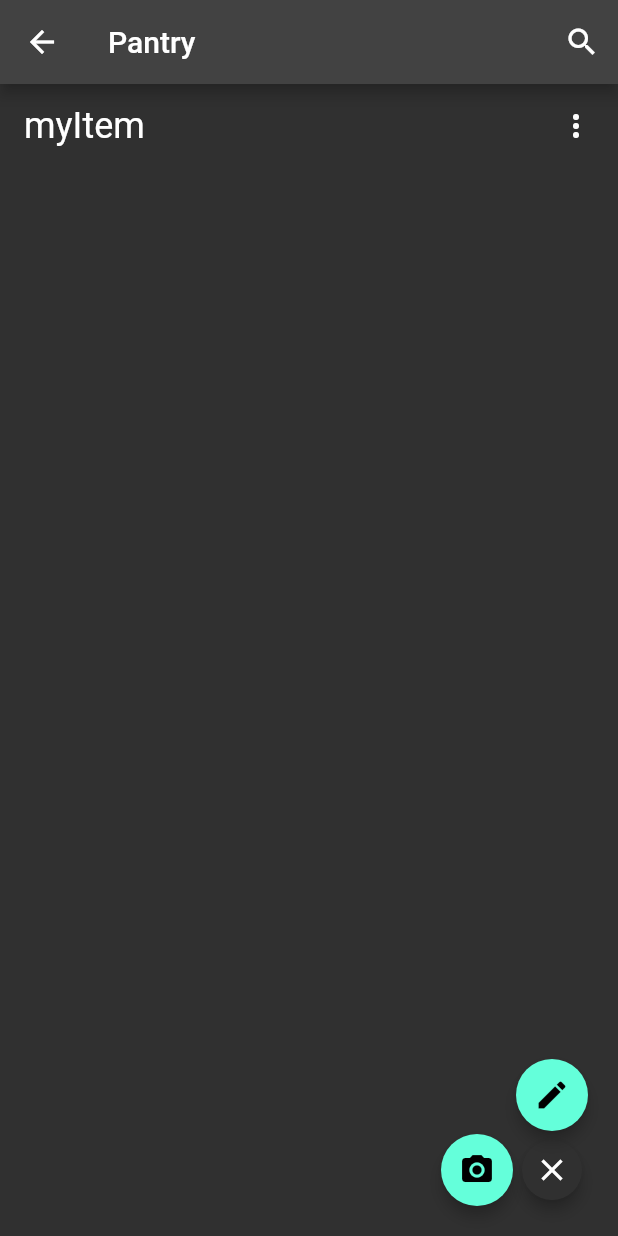
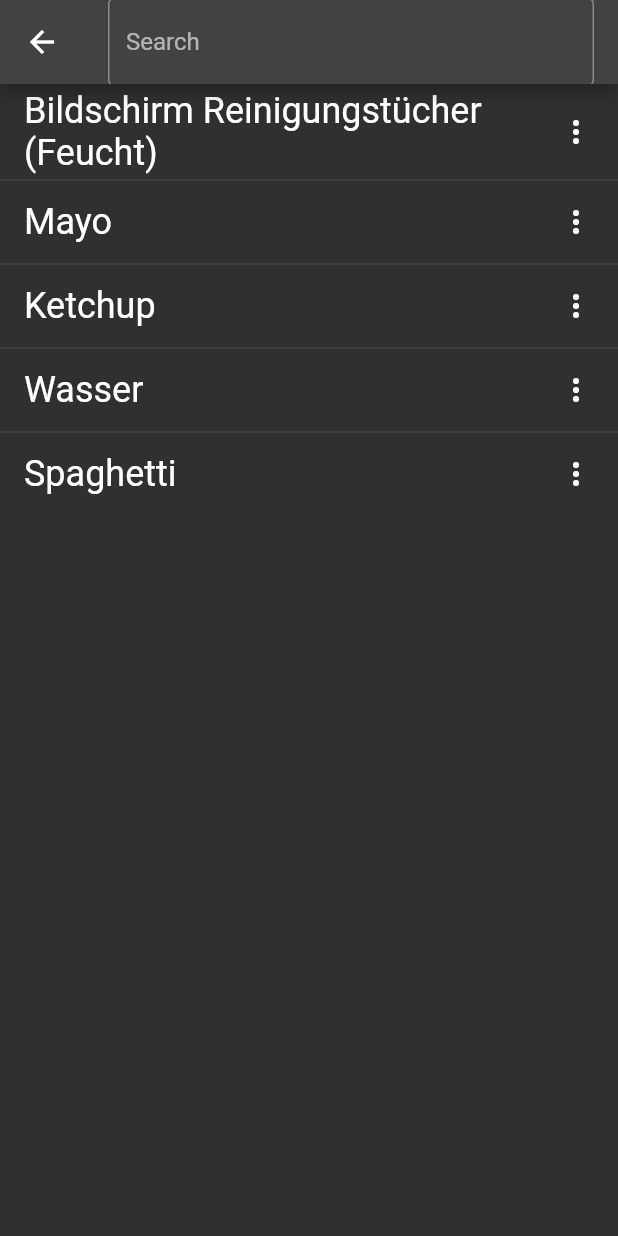
Before and after one commit to inoventory-org/inoventory-app, a Flutter app: the InventoryListDetailWidget screen opened directly with sample values from the repository, after a tap on the "close" icon, after a tap on the "camera alt" icon, on a phone screen of 412 x 824 dp. Run offline on Flutter 3.47's test engine with Material 2 defaults, Android fonts, the phone set to English and light mode, and no system bars; missing offline and left inert: flutter_barcode_scanner.

Commit message:
add product search initial support

```diff
--- /dev/null
+++ b/lib/models/product.dart
@@ -0,0 +1,13 @@
+enum ProductSource { API, USER }
+
+class Product {
+  final String id;
+  final String categoryId;
+  final String name;
+  final String EAN;
+  final ProductSource source;
+  final String? imageUrl;
+
+  Product(this.id, this.categoryId, this.name, this.EAN,
+      {this.imageUrl, this.source = ProductSource.USER});
+}
--- a/lib/services/barcode_scanner.dart
+++ b/lib/services/barcode_scanner.dart
@@ -2,14 +2,16 @@ import 'package:flutter/services.dart';
 import 'package:flutter_barcode_scanner/flutter_barcode_scanner.dart';
 
 class BarcodeScanner {
-  Future<void> scanBarcodeNormal() async {
+  Future<String> scanBarcodeNormal() async {
     String barcodeScanRes;
     try {
       barcodeScanRes = await FlutterBarcodeScanner.scanBarcode(
           '#ff6666', 'Cancel', true, ScanMode.BARCODE);
       print(barcodeScanRes);
+      return barcodeScanRes;
     } on PlatformException {
       barcodeScanRes = 'Failed to get platform version.';
+      return barcodeScanRes;
     }
   }
 }
--- a/lib/services/inventory_list_service.dart
+++ b/lib/services/inventory_list_service.dart
@@ -2,7 +2,7 @@ import 'package:inoventory_ui/models/inventory_list.dart';
 
 class InventoryListService {
 
-  List<InventoryList> get_all() {
+  List<InventoryList> all() {
     return [
       InventoryList("0", "rudy", "Pantry"),
       InventoryList("1", "rudy", "fridge"),
--- /dev/null
+++ b/lib/services/product_service.dart
@@ -0,0 +1,21 @@
+import 'package:inoventory_ui/models/product.dart';
+
+class ProductService {
+
+  final List<Product> products = [
+    Product("0", "0", "Bildschirm Reinigungstücher (Feucht)", "4058172924682"),
+    Product("1", "1", "Mayo", "40581729246841"),
+    Product("2", "2", "Ketchup", "4058172924336"),
+    Product("3", "3", "Wasser", "4058172924684"),
+    Product("4", "4", "Spaghetti", "4058172924683")
+  ];
+
+  List<Product> search(String barcode) {
+    return products.where((product) => product.EAN == barcode).toList();
+  }
+
+  List<Product> all() {
+    return products;
+  }
+
+}
--- a/lib/views/inventory_list_detail_view.dart
+++ b/lib/views/inventory_list_detail_view.dart
@@ -1,6 +1,7 @@
 import 'package:flutter/material.dart';
 import 'package:inoventory_ui/models/inventory_list.dart';
 import 'package:inoventory_ui/models/inventory_list_item.dart';
+import 'package:inoventory_ui/views/product_search_view.dart';
 
 import '../services/barcode_scanner.dart';
 import '../widgets/expandable_floating_action_button.dart';
@@ -18,6 +19,7 @@ class InventoryListDetailWidget extends StatefulWidget {
 
 class _InventoryListDetailWidgetState extends State<InventoryListDetailWidget> {
   final BarcodeScanner _barcodeScanner = BarcodeScanner();
+  String barcodeScanResult = "";
 
   final List<InventoryListItem> _items = <InventoryListItem>[
     InventoryListItem("id", "myItem")
@@ -26,6 +28,13 @@ class _InventoryListDetailWidgetState extends State<InventoryListDetailWidget> {
   @override
   void initState() {
     super.initState();
+  }
+
+  void barcodeScanned(String barcode) {
+    setState(() {
+      barcodeScanResult = barcode;
+      print(barcodeScanResult);
+    });
   }
 
   @override
@@ -48,17 +57,25 @@ class _InventoryListDetailWidgetState extends State<InventoryListDetailWidget> {
       floatingActionButton: ExpandableFab(distance: 50, children: [
         ActionButton(
           icon: const Icon(Icons.camera_alt, color: Colors.black),
+          onPressed: () async {
+            barcodeScanResult = await _barcodeScanner.scanBarcodeNormal();
+            Navigator.push(
+                context,
+                MaterialPageRoute(
+                    builder: (context) => ProductSearchView(initialValue: barcodeScanResult)));
+            }
+        ),
+        ActionButton(
+          icon: Icon(Icons.edit, color: Colors.black),
           onPressed: () {
-             _barcodeScanner.scanBarcodeNormal();
-            // Navigator.push(
-            //     context,
-            //     MaterialPageRoute(
-            //         builder: (context) => const EanScannerWidget()));
+            Navigator.push(
+                context,
+                MaterialPageRoute(
+                    builder: (context) =>  const ProductSearchView()
+                )
+            );
           },
         ),
-        const ActionButton(
-          icon: Icon(Icons.edit, color: Colors.black),
-        )
       ]),
     );
   }
--- a/lib/views/inventory_list_view.dart
+++ b/lib/views/inventory_list_view.dart
@@ -18,7 +18,7 @@ class _InventoryListWidgetState extends State<InventoryListWidget> {
   @override
   void initState() {
     super.initState();
-    _inventoryLists = inventoryListService.get_all();
+    _inventoryLists = inventoryListService.all();
   }
 
   @override
--- /dev/null
+++ b/lib/views/product_search_view.dart
@@ -0,0 +1,55 @@
+import 'package:flutter/cupertino.dart';
+import 'package:flutter/material.dart';
+import 'package:inoventory_ui/models/product.dart';
+import 'package:inoventory_ui/services/product_service.dart';
+import 'package:inoventory_ui/widgets/inoventory_appbar.dart';
+import 'package:inoventory_ui/widgets/inoventory_search_bar.dart';
+
+class ProductSearchView extends StatefulWidget {
+
+  final String? initialValue;
+  const ProductSearchView({Key? key, this.initialValue}) : super(key: key);
+
+  @override
+  State<ProductSearchView> createState() => _ProductSearchViewState();
+}
+
+class _ProductSearchViewState extends State<ProductSearchView> {
+  final ProductService productService = ProductService();
+  late List<Product> _products;
+  final String searchQuery = "";
+
+  @override
+  void initState() {
+    super.initState();
+    _products = productService.all();
+  }
+
+  @override
+  Widget build(BuildContext context) {
+    return Scaffold(
+        appBar: InoventorySearchBar(initialValue: widget.initialValue, onChanged: (value) {
+          setState(() {
+            _products = productService.search(value);
+          });
+        }),
+        body: ListView(
+          children: ListTile.divideTiles(
+              context: context,
+              tiles: _products.map((product) {
+                return ListTile(
+                  title:
+                      Text(product.name, style: const TextStyle(fontSize: 24)),
+                  trailing: const Icon(Icons.more_vert),
+                  // onTap: () {
+                  //   Navigator.push(
+                  //       context,
+                  //       MaterialPageRoute(
+                  //           builder: (context) =>
+                  //               InventoryListDetailWidget(list: e)));
+                  // },
+                );
+              })).toList(),
+        ));
+  }
+}
--- /dev/null
+++ b/lib/widgets/inoventory_search_bar.dart
@@ -0,0 +1,16 @@
+import 'package:flutter/material.dart';
+
+class InoventorySearchBar extends AppBar {
+  InoventorySearchBar(
+      {super.key, String label = "Search", String? initialValue, void Function(String)? onChanged})
+      : super(
+          title: TextFormField(
+            initialValue: initialValue,
+            decoration: InputDecoration(
+              border: const OutlineInputBorder(),
+              labelText: label,
+            ),
+            onChanged: onChanged,
+          )
+        );
+}
```
